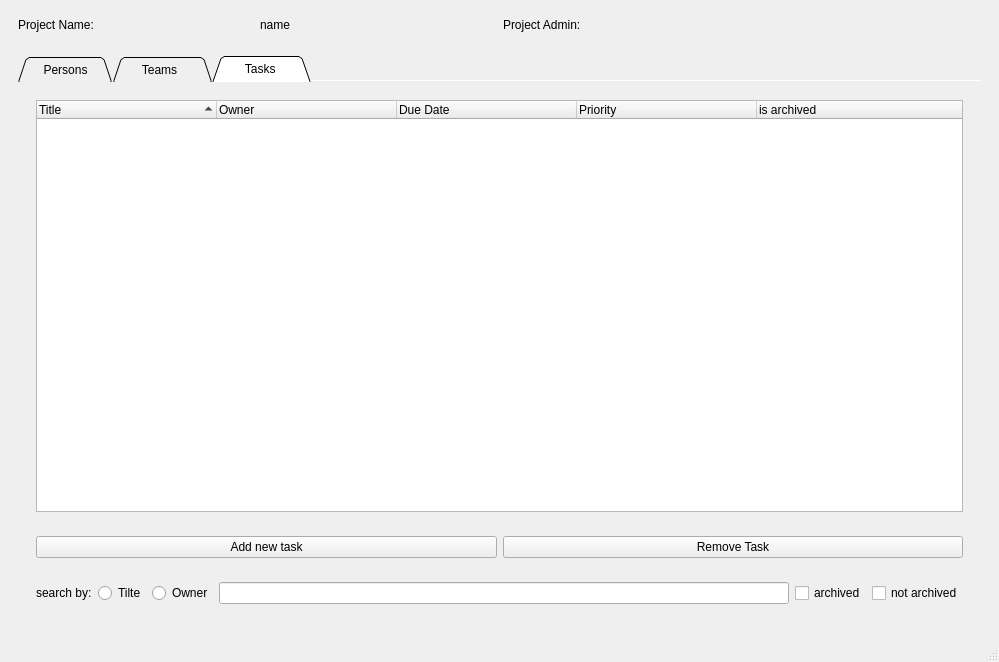
Above: ToDoListServer/projectswindow.ui from captain-moji/To_Do_List_Project before the change. Below: the same form after it.
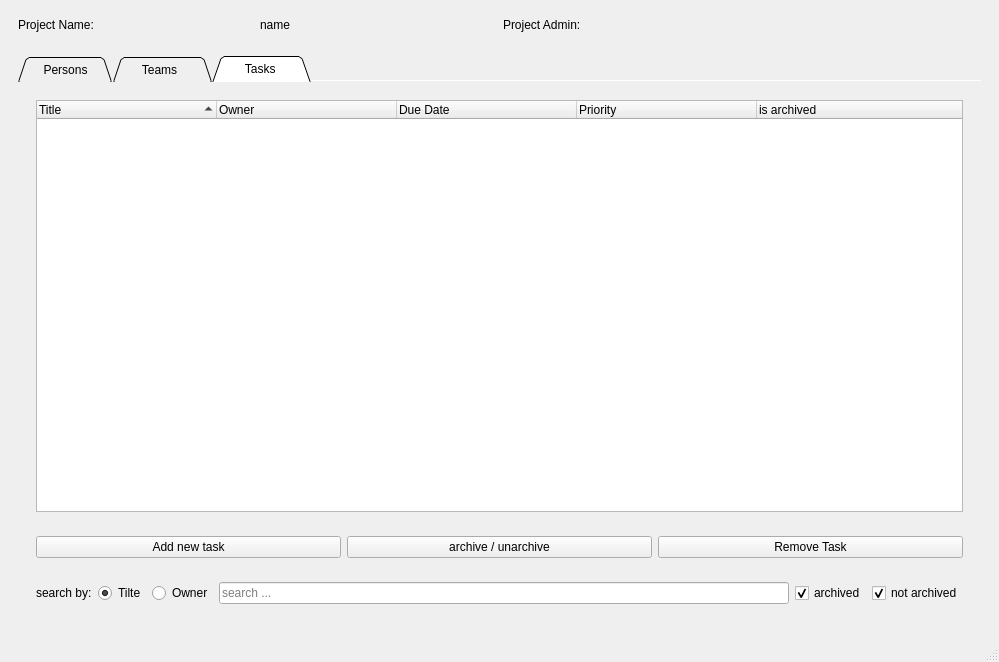
That is the form after the change. The open tabs and pages were chosen to show the change.

Commit message: Projects window Tasks completed

```diff
--- a/ToDoListServer/projectswindow.ui
+++ b/ToDoListServer/projectswindow.ui
@@ -295,6 +295,13 @@
                 </property>
                </widget>
               </item>
+              <item>
+               <widget class="QPushButton" name="archive_unarchive_BTN">
+                <property name="text">
+                 <string>archive / unarchive</string>
+                </property>
+               </widget>
+              </item>
               <item>
                <widget class="QPushButton" name="remove_task_BTN">
                 <property name="text">
@@ -320,6 +327,9 @@
                 <property name="text">
                  <string>Tilte</string>
                 </property>
+                <property name="checked">
+                 <bool>true</bool>
+                </property>
                </widget>
               </item>
               <item>
@@ -330,13 +340,20 @@
                </widget>
               </item>
               <item>
-               <widget class="QLineEdit" name="search_task_line_edit"/>
+               <widget class="QLineEdit" name="search_task_line_edit">
+                <property name="placeholderText">
+                 <string>search ...</string>
+                </property>
+               </widget>
               </item>
               <item>
                <widget class="QCheckBox" name="archived_checkbox">
                 <property name="text">
                  <string>archived</string>
                 </property>
+                <property name="checked">
+                 <bool>true</bool>
+                </property>
                </widget>
               </item>
               <item>
@@ -344,6 +361,12 @@
                 <property name="text">
                  <string>not archived</string>
                 </property>
+                <property name="checkable">
+                 <bool>true</bool>
+                </property>
+                <property name="checked">
+                 <bool>true</bool>
+                </property>
                </widget>
               </item>
              </layout>
```
Left out of the diff: 2 changed lines with no effect on the pictures. The commit also changes 7 other files.
